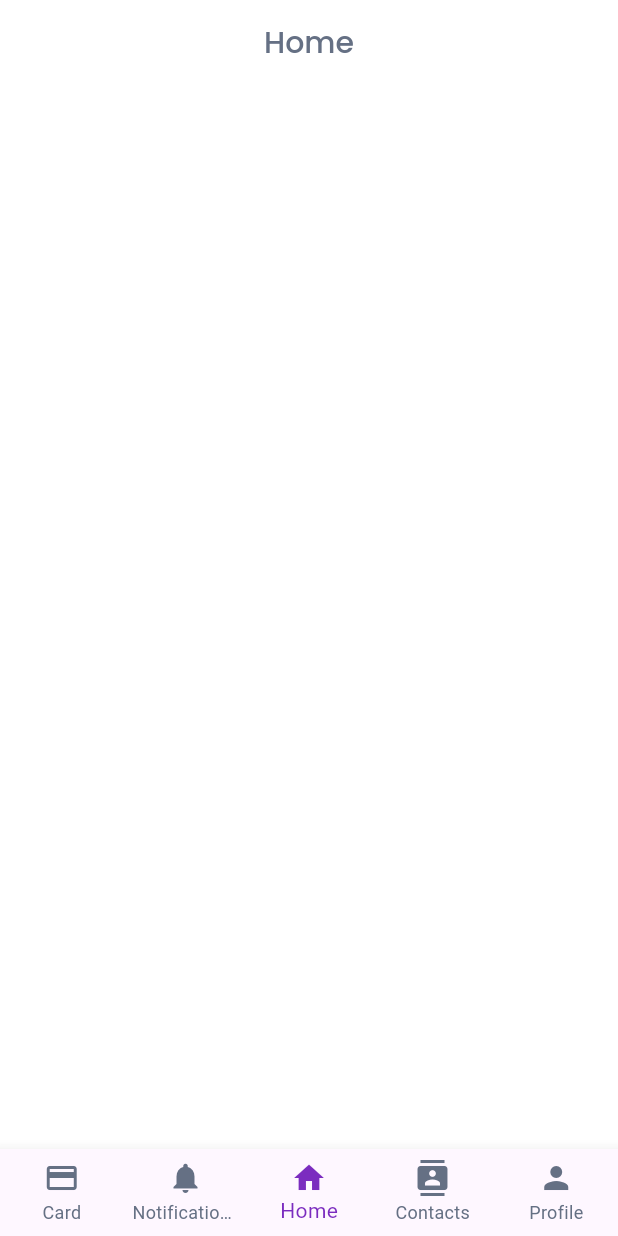
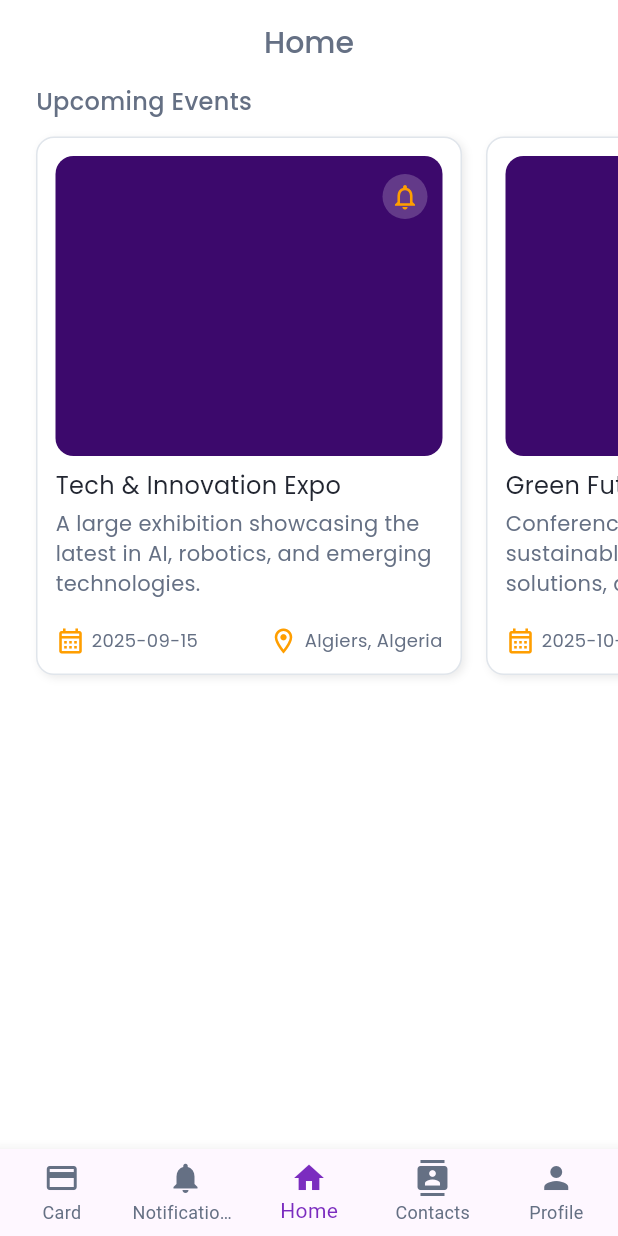
Before and after one commit to BadriAmouri/Skill-Tell_App, a Flutter app: the screen it shows after launch, on a phone screen of 412 x 824 dp. Run offline on Flutter 3.47's test engine with Material 3 defaults, Android fonts, the light colour scheme and no system bars.

Commit message:
Upcoming events UI !!! + events model & data fetching

```diff
--- /dev/null
+++ b/snt_app/lib/Assets/Data/events.json
@@ -0,0 +1,29 @@
+[
+  {
+    "id": 1,
+    "name": "Tech & Innovation Expo",
+    "date": "2025-09-15",
+    "location": "Algiers, Algeria",
+    "description": "A large exhibition showcasing the latest in AI, robotics, and emerging technologies.",
+    "image_url": "",
+    "key_features": ["AI", "Robotics", "Startups"]
+  },
+  {
+    "id": 2,
+    "name": "Green Future Conference",
+    "date": "2025-10-05",
+    "location": "Oran, Algeria",
+    "description": "Conference focusing on sustainable energy, climate solutions, and eco-friendly innovations.",
+    "image_url": "",
+    "key_features": ["Sustainability", "Energy", "Climate"]
+  },
+  {
+    "id": 3,
+    "name": "Youth Entrepreneurship Forum",
+    "date": "2025-11-20",
+    "location": "Constantine, Algeria",
+    "description": "An event for young entrepreneurs to network, pitch ideas, and meet investors.",
+    "image_url": "",
+    "key_features": ["Startups", "Networking", "Pitching"]
+  }
+]
--- /dev/null
+++ b/snt_app/lib/Models-jass/event_model.dart
@@ -0,0 +1,40 @@
+class EventModel {
+
+  final String name;
+  final String description;
+  final String date;
+  final String location;
+  final String? imageUrl;
+  final List<String> keyFeatures;
+
+  EventModel({
+    required this.name,
+    required this.description,
+    required this.date,
+    required this.location,
+    this.imageUrl,
+    required this.keyFeatures,
+  });
+
+  factory EventModel.fromJson(Map<String, dynamic> json) {
+    return EventModel(
+      name: json['name'],
+      description: json['description'],
+      date: json['date'],
+      location: json['location'],
+      imageUrl: json['image_url']==""?null:json['image_url'],
+      keyFeatures: List<String>.from(json['key_features'])
+    );
+  }
+
+  Map<String, dynamic> toJson() {
+    return {
+      'name': name,
+      'description': description,
+      'date': date,
+      'location': location,
+      'image_url': imageUrl==null?"":imageUrl,
+      'key_features': keyFeatures,
+    };
+  }
+}
--- a/snt_app/lib/Screens/home_screen.dart
+++ b/snt_app/lib/Screens/home_screen.dart
@@ -2,6 +2,7 @@ import 'package:flutter/material.dart';
 import 'package:snt_app/Theme/text_styles.dart';
 import 'package:snt_app/Theme/theme.dart';
 import 'package:snt_app/Widgets/General/bottom_navbar.dart';
+import 'package:snt_app/Widgets/HomePage/UpcomingEvents/upcoming_events_section.dart';
 
 class HomeScreen extends StatefulWidget {
   const HomeScreen({super.key});
@@ -36,6 +37,10 @@ class _HomeScreenState extends State<HomeScreen> {
             children: [
 
               // upcoming events
+              Padding(
+                padding: EdgeInsets.only(left: 24, bottom: 32),
+                child: UpcomingEventsSection(title: "Upcoming Events")),
+
 
               // prev events
 
--- /dev/null
+++ b/snt_app/lib/Services-jass/event_service.dart
@@ -0,0 +1,18 @@
+import 'dart:convert';
+import 'package:flutter/services.dart';
+import 'package:snt_app/Models-jass/event_model.dart';
+
+class EventService {
+
+  Future<List<EventModel>> fetchEvents() async {
+
+    await Future.delayed(const Duration(seconds: 2));
+
+    final String response = await rootBundle.loadString('lib/Assets/Data/events.json');
+    print(response);
+    final List<dynamic> data = json.decode(response);
+    return data.map((e) => EventModel.fromJson(e)).toList();
+
+  }
+
+}
--- a/snt_app/lib/Theme/text_styles.dart
+++ b/snt_app/lib/Theme/text_styles.dart
@@ -10,4 +10,32 @@ class TextStyles {
     fontSize: 20,
     color: AppColors.Neutral400,
   );
+
+  static const Subtitle = TextStyle(
+    fontFamily: AppFonts.primaryFontFamily,
+    fontSize: 16,
+    fontWeight: FontWeight.w500,
+    color: AppColors.Neutral400,
+  );
+
+  static const EventTitle = TextStyle(
+    fontFamily: AppFonts.primaryFontFamily,
+    fontWeight: FontWeight.w400,
+    fontSize: 16,
+    color: AppColors.Neutral600,
+  );
+
+  static const EventDesc = TextStyle(
+    fontFamily: AppFonts.primaryFontFamily,
+    fontWeight: FontWeight.w400,
+    fontSize: 14,
+    color: AppColors.Neutral400,
+  );
+
+  static const DateAndLocation = TextStyle(
+    fontFamily: AppFonts.primaryFontFamily,
+    fontWeight: FontWeight.w400,
+    fontSize: 12,
+    color: AppColors.Neutral400,
+  );
 }
--- a/snt_app/lib/Theme/theme.dart
+++ b/snt_app/lib/Theme/theme.dart
@@ -17,6 +17,8 @@ class AppColors {
   static const Color Error200 = Color(0xFFDD3030);
   static const Color Error100 = Color(0xFFFF6E6E);
   static const Color Neutral400 = Color.fromRGBO(101, 112, 132, 1);
+  static const Color Neutral200 = Color.fromRGBO(224, 229, 235, 1);
+  static const Color Neutral600 = Color.fromRGBO(34, 38, 49, 1);
   static const Color White = Color.fromRGBO(255, 255, 255, 1);
 
 }
--- /dev/null
+++ b/snt_app/lib/Widgets/HomePage/UpcomingEvents/upcoming_event_card.dart
@@ -0,0 +1,152 @@
+import 'package:flutter/material.dart';
+import 'package:snt_app/Models-jass/event_model.dart';
+import 'package:snt_app/Theme/text_styles.dart';
+import 'package:snt_app/Theme/theme.dart';
+
+class UpcomingEventCard extends StatelessWidget {
+
+  final EventModel event;
+  const UpcomingEventCard({super.key, required this.event});
+
+  @override
+  Widget build(BuildContext context) {
+    // final double cardWidth = MediaQuery.of(context).size.width * 0.7;
+    final double cardWidth = 284;
+    final double cardHeight = 359;
+    return Container(
+      width: cardWidth,
+      height: cardHeight,
+      margin: EdgeInsets.only(bottom: 10),
+      decoration: BoxDecoration(
+        color: Colors.white,
+        border: Border.all(
+          color: AppColors.Neutral200, // border color
+          width: 1, // border width
+        ),
+        borderRadius: BorderRadius.circular(12),
+        boxShadow: [
+          BoxShadow(
+            color: Color.fromRGBO(0, 0, 0, 0.08),
+            blurRadius: 4,
+            offset: const Offset(2, 2),
+            spreadRadius: 0,
+          ),
+        ],
+      ),
+      child: Padding(
+        padding: const EdgeInsets.all(12),
+        child: Column(
+          crossAxisAlignment: CrossAxisAlignment.start,
+          mainAxisAlignment: MainAxisAlignment.spaceBetween,
+          spacing: 16,
+          children: [
+            // Image
+            Column(
+              crossAxisAlignment: CrossAxisAlignment.start,
+              spacing: 8,
+
+              children: [
+
+                Stack(
+                  children: [
+                    Container(
+                      height: 200,
+                      decoration: BoxDecoration(
+                        color: AppColors.Main600,
+                        borderRadius: const BorderRadius.all(Radius.circular(12)),
+                        image: event.imageUrl != null
+                            ? DecorationImage(
+                                image: NetworkImage(event.imageUrl!),
+                                fit: BoxFit.cover,
+                              )
+                            : null,
+                      ),
+                    ),
+                    Positioned(
+                      top: 12,
+                      left: 218,
+                      child: Container(
+                        height: 30,
+                        width: 30,
+                        alignment: Alignment.center,
+                        decoration: BoxDecoration(
+                          color: Color.fromRGBO(255, 255, 255, 0.2),
+                          borderRadius: BorderRadius.circular(15), // Radius of 12px
+                        ),
+                        child: Icon(
+                          Icons.notifications_none,
+                          color: AppColors.Accent300,
+                          size: 20,
+                        ),
+                      ),
+                    ),
+                  ],
+                ),
+
+                Column(
+                  crossAxisAlignment: CrossAxisAlignment.start,
+                  mainAxisAlignment: MainAxisAlignment.spaceBetween,
+                  spacing: 4,
+
+                  children: [
+                      Text(
+                      event.name,
+                      style: TextStyles.EventTitle
+                    ),
+
+
+                    Text(
+                      event.description,
+                      style: TextStyles.EventDesc,
+                      maxLines: 3,
+                      overflow: TextOverflow.ellipsis,
+                    ),
+                  ],
+                ),
+
+
+
+              ],
+            ),
+
+            Row(
+              mainAxisAlignment: MainAxisAlignment.spaceBetween,
+              children: [
+                Row(
+                  spacing: 4,
+                  children: [
+                    Icon(
+                      Icons.calendar_month_outlined,
+                      size: 20,
+                      color: AppColors.Accent300
+                    ),
+                    Text(
+                      event.date,
+                      style: TextStyles.DateAndLocation,
+                    ),
+                  ],
+                ),
+
+
+                Row(
+                  spacing: 4,
+                  children: [
+                    Icon(
+                      Icons.location_on_outlined,
+                      size: 20,
+                      color: AppColors.Accent300
+                    ),
+                    Text(
+                      event.location,
+                      style: TextStyles.DateAndLocation,
+                    ),
+                  ],
+                ),
+              ],
+            ),
+          ],
+        ),
+      ),
+    );
+  }
+}
--- /dev/null
+++ b/snt_app/lib/Widgets/HomePage/UpcomingEvents/upcoming_event_scrolling_view.dart
@@ -0,0 +1,27 @@
+import 'package:flutter/material.dart';
+import 'package:snt_app/Models-jass/event_model.dart';
+import 'package:snt_app/Widgets/HomePage/UpcomingEvents/upcoming_event_card.dart';
+
+class UpcomingEventScrollingView extends StatelessWidget {
+  final List<EventModel> events;
+  const UpcomingEventScrollingView({super.key, required this.events});
+
+  @override
+  Widget build(BuildContext context) {
+    return Padding(
+      padding: const EdgeInsets.only(top: 12, bottom: 22),
+      child: SizedBox(
+        height: 369, // card height
+        child: ListView.separated(
+          clipBehavior: Clip.none,
+          scrollDirection: Axis.horizontal,
+          itemCount: events.length,
+          separatorBuilder: (_, __) => const SizedBox(width: 16),
+          itemBuilder: (context, index) {
+            return UpcomingEventCard(event: events[index]);
+          },
+        ),
+      ),
+    );
+  }
+}
--- /dev/null
+++ b/snt_app/lib/Widgets/HomePage/UpcomingEvents/upcoming_events_section.dart
@@ -0,0 +1,53 @@
+import 'package:flutter/material.dart';
+import 'package:snt_app/Models-jass/event_model.dart';
+import 'package:snt_app/Services-jass/event_service.dart';
+import 'package:snt_app/Theme/text_styles.dart';
+import 'package:snt_app/Widgets/HomePage/UpcomingEvents/upcoming_event_scrolling_view.dart';
+
+class UpcomingEventsSection extends StatelessWidget {
+
+  final String title;
+  EventService eventService = EventService();
+
+
+  UpcomingEventsSection({
+    super.key,
+    required this.title,
+  });
+
+  Future<List<EventModel>> fetchEvents() async {
+    final response = await eventService.fetchEvents();
+
+    return response;
+  }
+
+  @override
+  Widget build(BuildContext context) {
+    return Column(
+
+      crossAxisAlignment: CrossAxisAlignment.start,
+
+      children: [
+        // title
+        Text(
+          title,
+          style: TextStyles.Subtitle
+        ),
+
+        FutureBuilder<List<EventModel>>(
+          future: fetchEvents(),
+          builder: (context, snapshot) {
+            if (snapshot.connectionState == ConnectionState.waiting) {
+              return const CircularProgressIndicator();
+            } else if (snapshot.hasError) {
+              return Text('Error: ${snapshot.error}');
+            } else {
+              return UpcomingEventScrollingView(events: snapshot.data!);
+            }
+          }
+        )
+
+      ],
+    );
+  }
+}
--- a/snt_app/pubspec.yaml
+++ b/snt_app/pubspec.yaml
@@ -18,6 +18,10 @@ dev_dependencies:
 flutter:
   uses-material-design: true
 
+
+  assets:
+    - lib/Assets/Data/events.json
+
   fonts:
     - family: Poppins
       fonts:
```
Also changed, not shown: snt_app/lib/Widgets/HomePage/upcoming_event_card.dart (deleted).
